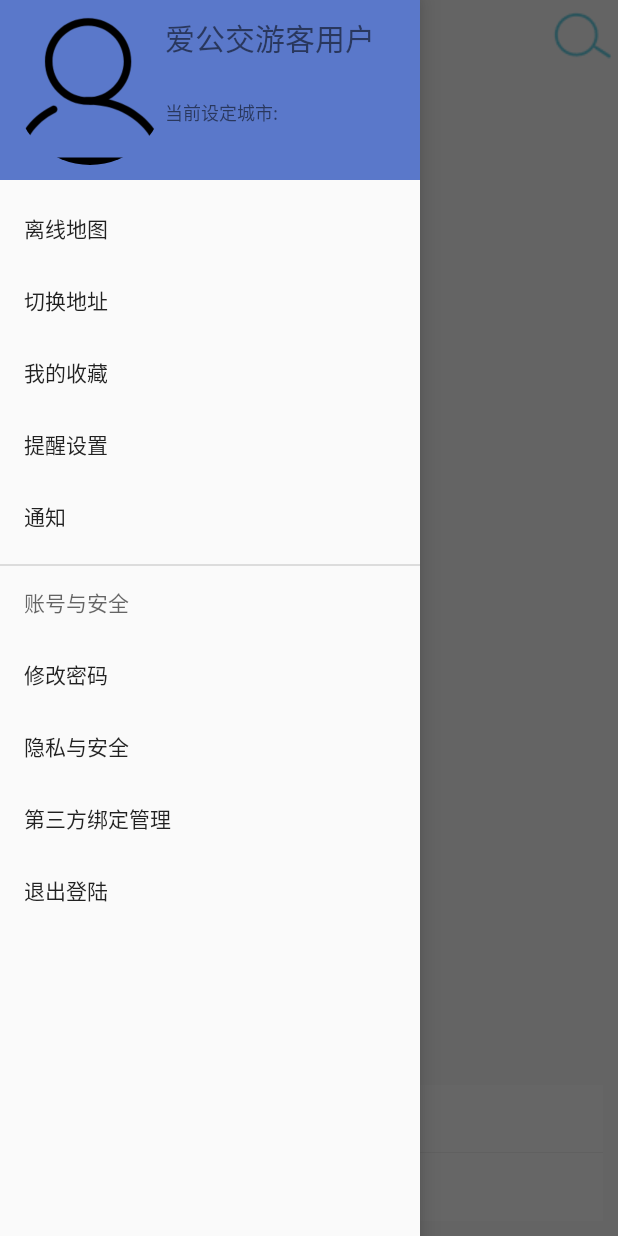
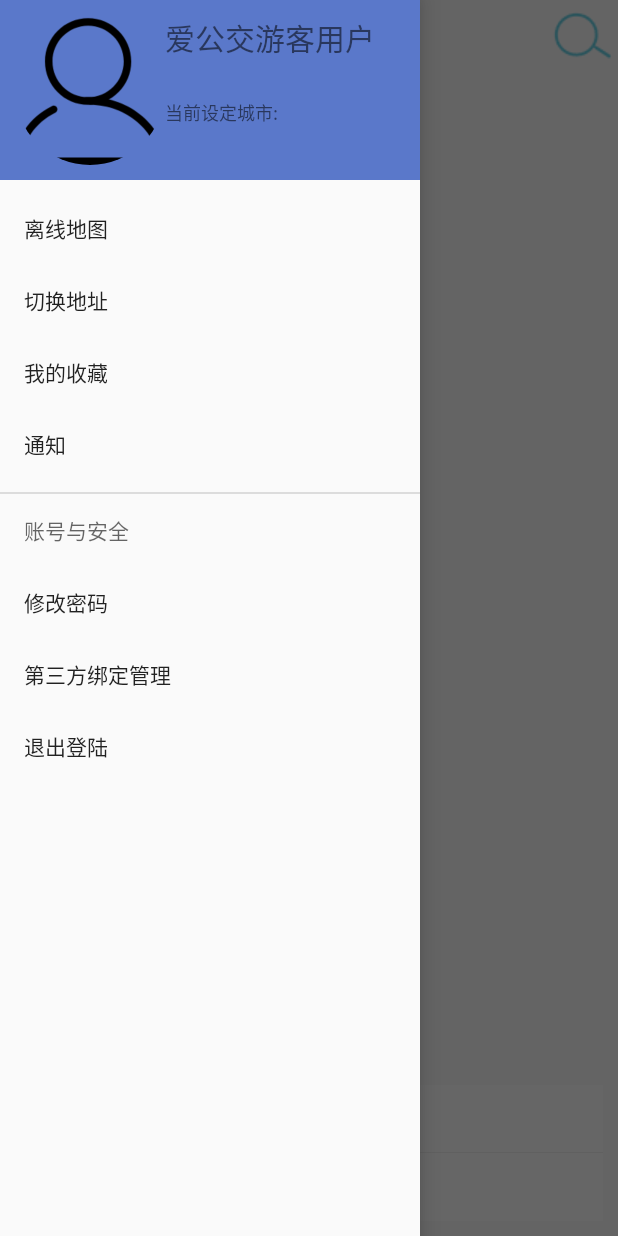
Before and after one commit to piyingjie/LoveBus, an Android app: the Main_Activity screen opened directly, with no data from a screen before it, with the side drawer open, on a phone screen of 412 x 824 dp. Run offline under Robolectric (Android 15) with nearby library versions, the phone set to English and light mode, and no system bars; our stand-ins replace CircleImageView; libraries missing offline, so code that uses them is left out: com.amap.api; plain views replace MapView; pictures from the network do not load; 30 statements that could not run were skipped.

Commit message:
合并完成v1.0

```diff
--- a/app/src/main/res/menu/left_menu_nav.xml
+++ b/app/src/main/res/menu/left_menu_nav.xml
@@ -13,9 +13,6 @@
             android:id="@+id/item3"
             android:title="我的收藏"/>
         <item
-            android:id="@+id/item4"
-            android:title="提醒设置"/>
-        <item
             android:id="@+id/item5"
             android:title="通知"/>
     </group>
@@ -26,9 +23,6 @@
                 android:id="@+id/update_password"
                 android:title="@string/update_password"/>
             <item
-            android:id="@+id/itme7"
-            android:title="隐私与安全"/>
-            <item
                 android:id="@+id/itme8"
                 android:title="第三方绑定管理"/>
             <item
```
